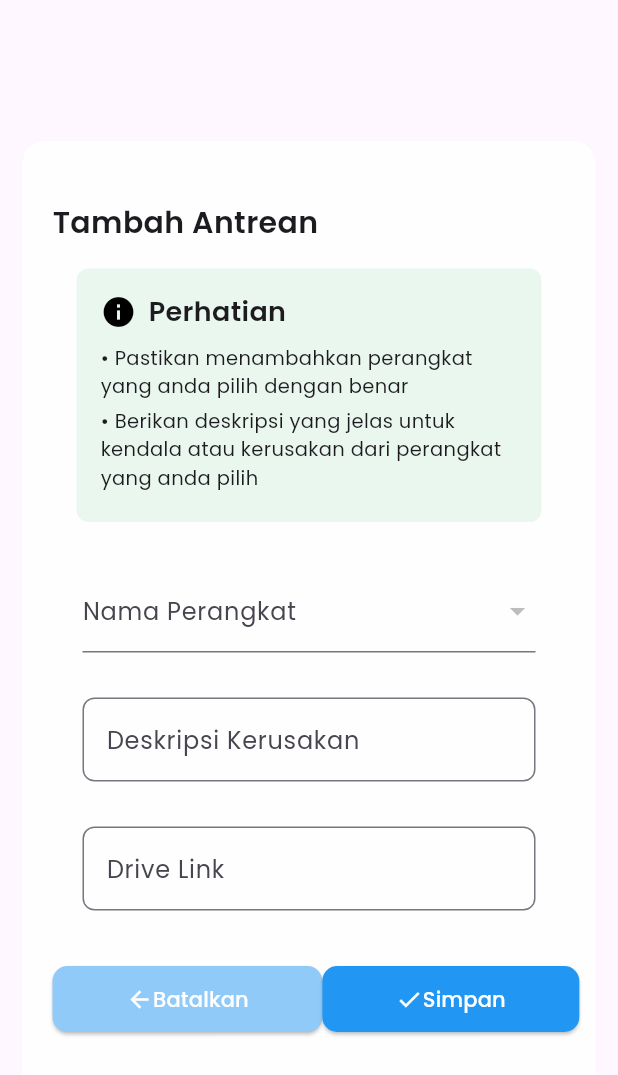
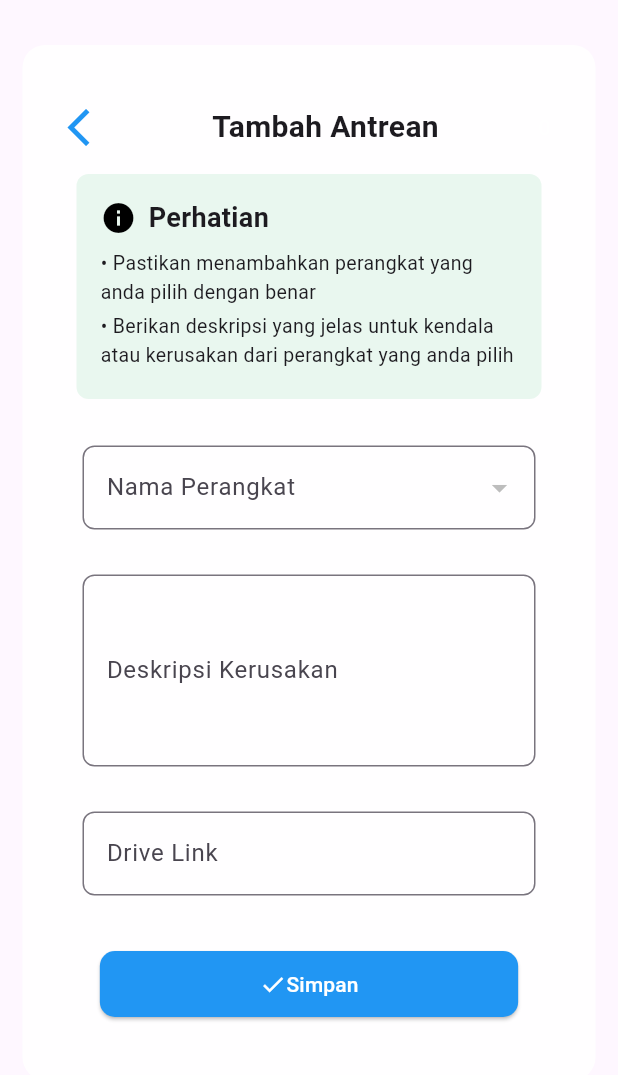
Before and after one commit to hawk-xc/Flutter_e_antrean, a Flutter app: the TicketForm widget shown alone on an empty page, opened directly with empty values, on a phone screen of 412 x 824 dp. Shown: the top 1075 px of the screen. Run offline on Flutter 3.47's test engine with Material 3 defaults, Android fonts, the light colour scheme and no system bars; our stand-ins replace dio, shared_preferences, timelines; accounts and stored records are empty; network calls fail.

Commit message:
fixing bug on ticket

```diff
--- a/lib/ui/main_dashboard.dart
+++ b/lib/ui/main_dashboard.dart
@@ -329,7 +329,7 @@ class DashboardData extends StatelessWidget {
                             ),
                             const SizedBox(width: 8),
                             Expanded(
-                              child: _buildStatCard('Total Antrean',
+                              child: _buildStatCard('Total \n Antrean',
                                   totalQueues.toString(), Colors.orange),
                             ),
                             const SizedBox(width: 8),
--- a/lib/ui/ticket_partial/ticketForm.dart
+++ b/lib/ui/ticket_partial/ticketForm.dart
@@ -1,4 +1,5 @@
 import 'package:flutter/material.dart';
+import 'package:flutter_e_service_app/model/device_model.dart';
 
 class TicketForm extends StatefulWidget {
   final GlobalKey<FormState> formKey;
@@ -8,9 +9,10 @@ class TicketForm extends StatefulWidget {
   final TextEditingController driveLinkController;
   final bool isLoading;
   final VoidCallback toggleFormVisibility;
-  final VoidCallback addDevice;
+  final VoidCallback addTicket;
   final bool isEditing;
   final VoidCallback? deleteDevice;
+  final DeviceModel? selectedDevice;
 
   TicketForm({
     required this.formKey,
@@ -20,9 +22,10 @@ class TicketForm extends StatefulWidget {
     required this.driveLinkController,
     required this.isLoading,
     required this.toggleFormVisibility,
-    required this.addDevice,
+    required this.addTicket,
     required this.isEditing,
     this.deleteDevice,
+    this.selectedDevice,
     Key? key,
   }) : super(key: key);
 
@@ -31,21 +34,33 @@ class TicketForm extends StatefulWidget {
 }
 
 class _TicketFormState extends State<TicketForm> {
-  String? _selectedItem; // Buat variabel _selectedItem
+  String? _selectedItem;
 
   @override
   void initState() {
     super.initState();
-    _selectedItem = widget.nameController
-        .text; // Inisialisasi _selectedItem dengan nilai controller saat initState
-    // print(_selectedItem);
+    _initializeSelectedItem();
+    print(widget.nameController.text);
+  }
+
+  void _initializeSelectedItem() {
+    setState(() {
+      _selectedItem = widget.deviceNames.contains(widget.nameController.text)
+          ? widget.nameController.text
+          : null;
+    });
   }
 
   @override
   Widget build(BuildContext context) {
+    double screenWidth = MediaQuery.of(context).size.width;
+    EdgeInsets dynamicPadding =
+        EdgeInsets.symmetric(horizontal: screenWidth * 0.2, vertical: 12);
+
     return SizedBox(
       height: MediaQuery.of(context).size.height,
-      child: Column(
+      child: ListView(children: [
+        Column(
           mainAxisAlignment: MainAxisAlignment.center,
           crossAxisAlignment: CrossAxisAlignment.center,
           children: [
@@ -60,16 +75,35 @@ class _TicketFormState extends State<TicketForm> {
                 key: widget.formKey,
                 child: Column(
                   children: [
-                  Row(
+                    Container(
+                      padding: const EdgeInsets.symmetric(
+                          horizontal: 10, vertical: 0),
+                      child: Row(
+                        mainAxisAlignment: MainAxisAlignment.spaceBetween,
                         children: [
+                          GestureDetector(
+                            onTap: widget.toggleFormVisibility,
+                            child: const Icon(
+                              Icons.arrow_back_ios,
+                              size: 30.0,
+                              color: Colors.blue,
+                            ),
+                          ),
                           Text(
-                        widget.isEditing ? 'Edit Antrean' : 'Tambah Antrean',
+                            widget.isEditing
+                                ? 'Edit Antrean'
+                                : 'Tambah Antrean',
                             style: const TextStyle(
                               fontSize: 20,
                               fontWeight: FontWeight.bold,
                             ),
                           ),
+                          const Text(
+                            '0',
+                            style: TextStyle(color: Colors.white),
+                          )
                         ],
+                      ),
                     ),
                     Padding(
                       padding: const EdgeInsets.all(16.0),
@@ -118,19 +152,20 @@ class _TicketFormState extends State<TicketForm> {
                         onChanged: (newValue) {
                           setState(() {
                             _selectedItem = newValue;
-                          widget.nameController.text =
-                              newValue ?? ''; // Perbarui nilai nameController
+                            widget.nameController.text = newValue ?? '';
                           });
                         },
                         items: widget.deviceNames.map((String deviceName) {
-                        print('deviceNames: $deviceName');
                           return DropdownMenuItem<String>(
                             value: deviceName,
                             child: Text(deviceName),
                           );
                         }).toList(),
-                      decoration: const InputDecoration(
+                        decoration: InputDecoration(
                           labelText: 'Nama Perangkat',
+                          border: OutlineInputBorder(
+                            borderRadius: BorderRadius.circular(8),
+                          ),
                         ),
                         validator: (value) =>
                             value == null ? 'Please select a device' : null,
@@ -141,13 +176,10 @@ class _TicketFormState extends State<TicketForm> {
                           horizontal: 20, vertical: 15),
                       child: TextFormField(
                         controller: widget.descriptionController,
+                        maxLines: 4,
                         validator: (value) {
                           if (value == null || value.isEmpty) {
-                          return 'Tahun perangkat wajib diisi!';
-                        } else if (int.tryParse(value) == null) {
-                          return 'Tahun perangkat harus berupa angka';
-                        } else if (int.parse(value) > DateTime.now().year) {
-                          return 'Tahun perangkat tidak boleh melebihi tahun sekarang';
+                            return 'Deskripsi kerusakan wajib diisi!';
                           }
                           return null;
                         },
@@ -156,7 +188,6 @@ class _TicketFormState extends State<TicketForm> {
                           border: OutlineInputBorder(
                             borderRadius: BorderRadius.circular(8),
                           ),
-                        // keyboardType: TextInputType.number,
                         ),
                       ),
                     ),
@@ -177,34 +208,11 @@ class _TicketFormState extends State<TicketForm> {
                     widget.isLoading
                         ? const CircularProgressIndicator()
                         : Row(
-                          mainAxisAlignment: MainAxisAlignment.spaceEvenly,
+                            mainAxisAlignment: widget.isEditing
+                                ? MainAxisAlignment.spaceEvenly
+                                : MainAxisAlignment.center,
                             crossAxisAlignment: CrossAxisAlignment.center,
                             children: [
-                            ElevatedButton(
-                              onPressed: widget.toggleFormVisibility,
-                              style: ElevatedButton.styleFrom(
-                                backgroundColor: Colors.blue.shade200,
-                                shape: RoundedRectangleBorder(
-                                  borderRadius: BorderRadius.circular(10.0),
-                                ),
-                              ),
-                              child: Padding(
-                                padding: widget.isEditing
-                                    ? const EdgeInsets.fromLTRB(2, 12, 2, 12)
-                                    : const EdgeInsets.fromLTRB(25, 12, 25, 12),
-                                child: const Row(
-                                  children: <Widget>[
-                                    Icon(
-                                      Icons.arrow_back,
-                                      color: Colors.white,
-                                    ),
-                                    Text('Batalkan',
-                                        style: TextStyle(
-                                            color: Colors.white, fontSize: 14)),
-                                  ],
-                                ),
-                              ),
-                            ),
                               if (widget.isEditing)
                                 ElevatedButton(
                                   onPressed: widget.deleteDevice,
@@ -215,7 +223,7 @@ class _TicketFormState extends State<TicketForm> {
                                     ),
                                   ),
                                   child: const Padding(
-                                  padding: EdgeInsets.fromLTRB(2, 12, 2, 12),
+                                    padding: EdgeInsets.fromLTRB(1, 10, 1, 10),
                                     child: Row(
                                       children: [
                                         Icon(
@@ -231,7 +239,7 @@ class _TicketFormState extends State<TicketForm> {
                                   ),
                                 ),
                               ElevatedButton(
-                              onPressed: widget.addDevice,
+                                onPressed: widget.addTicket,
                                 style: ElevatedButton.styleFrom(
                                   backgroundColor: Colors.blue,
                                   shape: RoundedRectangleBorder(
@@ -240,8 +248,8 @@ class _TicketFormState extends State<TicketForm> {
                                 ),
                                 child: Padding(
                                   padding: widget.isEditing
-                                    ? const EdgeInsets.fromLTRB(2, 12, 2, 12)
-                                    : const EdgeInsets.fromLTRB(25, 12, 25, 12),
+                                      ? const EdgeInsets.fromLTRB(1, 10, 1, 10)
+                                      : dynamicPadding,
                                   child: Row(
                                     children: [
                                       const Icon(
@@ -250,7 +258,8 @@ class _TicketFormState extends State<TicketForm> {
                                       ),
                                       Text(widget.isEditing ? 'Ubah' : 'Simpan',
                                           style: const TextStyle(
-                                            color: Colors.white, fontSize: 14)),
+                                              color: Colors.white,
+                                              fontSize: 14)),
                                     ],
                                   ),
                                 ),
@@ -263,6 +272,7 @@ class _TicketFormState extends State<TicketForm> {
             ),
           ],
         ),
+      ]),
     );
   }
 }
```
Also changed, not shown: lib/controller/ticket_controller.dart (+19 -18 lines), lib/main.dart (+29 -17 lines), lib/ui/ticket_partial/ticketNotEmpty.dart (+6 -6 lines), lib/ui/ticket_view.dart (+62 -22 lines). Lines whose indentation alone changed are shown as unchanged.
